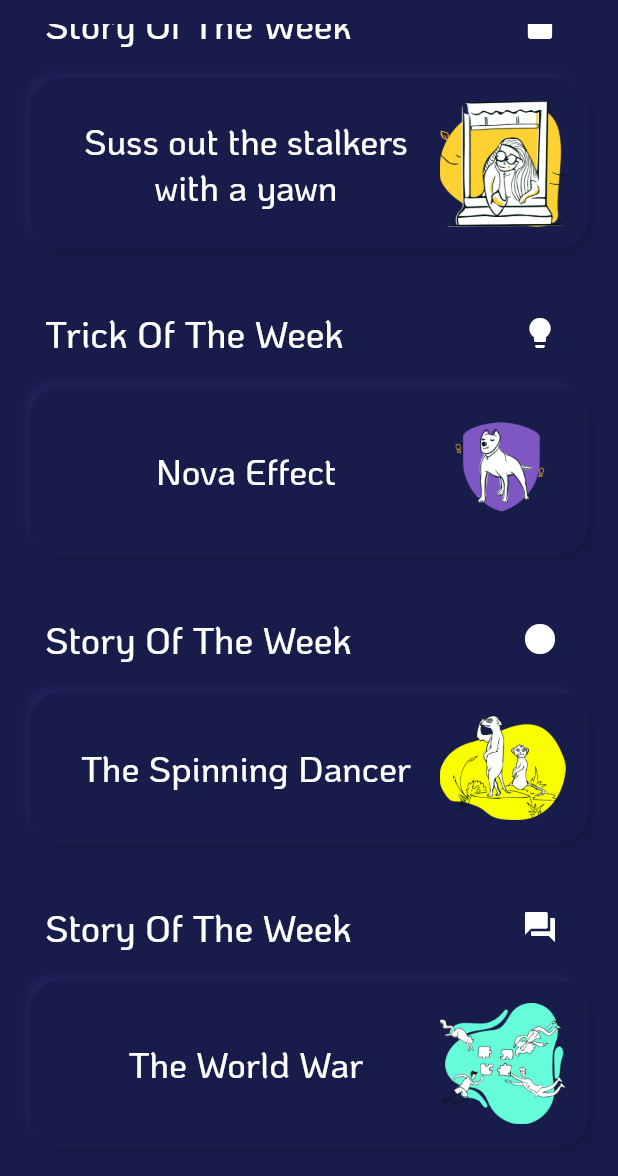
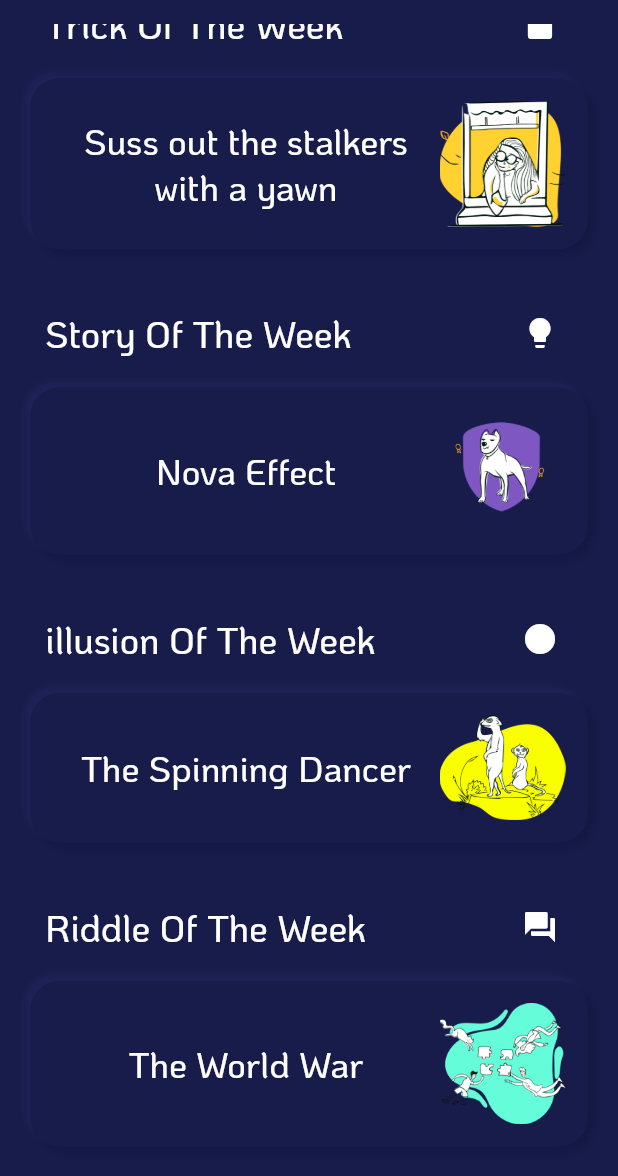
Before and after one commit to ananthuvng/Mind_Tricks_App, a Flutter app: the screen it shows after launch, scrolled down 722 dp, on a phone screen of 412 x 824 dp, the part 60-1236 px from its top. Run offline on Flutter 3.47's test engine with Material 2 defaults, Android fonts, the phone set to English and light mode, and no system bars.

Commit message:
Update home.dart

```diff
--- a/lib/home.dart
+++ b/lib/home.dart
@@ -155,7 +155,7 @@ class _HomeState extends State<Home> {
                                 flex: 7,
                                 child: Container(
                                   child: Text(
-                                    'Story Of The Week',
+                                    'Trick Of The Week',
                                     style: TextStyle(
                                       fontSize: 25,
                                       fontFamily: 'KoHo',
@@ -192,7 +192,7 @@ class _HomeState extends State<Home> {
                                 flex: 7,
                                 child: Container(
                                   child: Text(
-                                    'Trick Of The Week',
+                                    'Story Of The Week',
                                     style: TextStyle(
                                       fontSize: 25,
                                       fontFamily: 'KoHo',
@@ -229,7 +229,7 @@ class _HomeState extends State<Home> {
                                 flex: 7,
                                 child: Container(
                                   child: Text(
-                                    'Story Of The Week',
+                                    'illusion Of The Week',
                                     style: TextStyle(
                                       fontSize: 25,
                                       fontFamily: 'KoHo',
@@ -267,7 +267,7 @@ class _HomeState extends State<Home> {
                                 flex: 7,
                                 child: Container(
                                   child: Text(
-                                    'Story Of The Week',
+                                    'Riddle Of The Week',
                                     style: TextStyle(
                                       fontSize: 25,
                                       fontFamily: 'KoHo',
```
